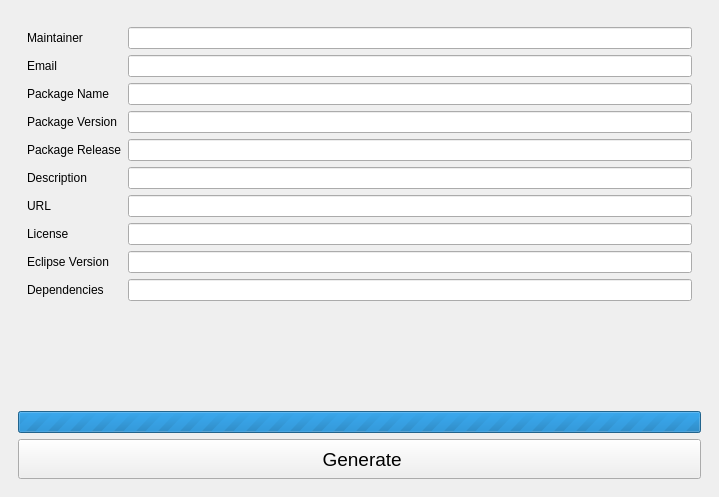
slopjong/eclipse-artifacts, file src/mainwindow.ui: the form before one commit.
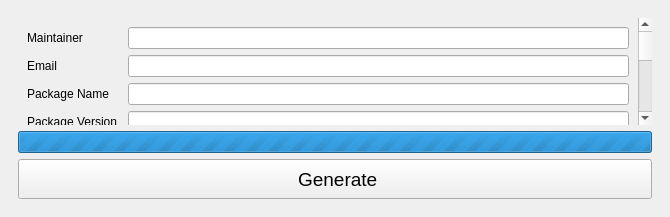
The form after the commit. The open tabs and pages were chosen to show the change. Icons and pictures are not drawn.

Patch:
```diff
--- a/src/mainwindow.ui
+++ b/src/mainwindow.ui
@@ -6,10 +6,16 @@
    <rect>
     <x>0</x>
     <y>0</y>
-    <width>719</width>
-    <height>497</height>
+    <width>670</width>
+    <height>217</height>
    </rect>
   </property>
+  <property name="sizePolicy">
+   <sizepolicy hsizetype="Preferred" vsizetype="Fixed">
+    <horstretch>0</horstretch>
+    <verstretch>0</verstretch>
+   </sizepolicy>
+  </property>
   <property name="windowTitle">
    <string>MainWindow</string>
   </property>
@@ -117,8 +123,8 @@
             <rect>
              <x>0</x>
              <y>0</y>
-             <width>683</width>
-             <height>380</height>
+             <width>619</width>
+             <height>312</height>
             </rect>
            </property>
            <layout class="QFormLayout" name="formLayout_2">
```
Left out of the diff: 4 changed lines with no effect on the pictures.
